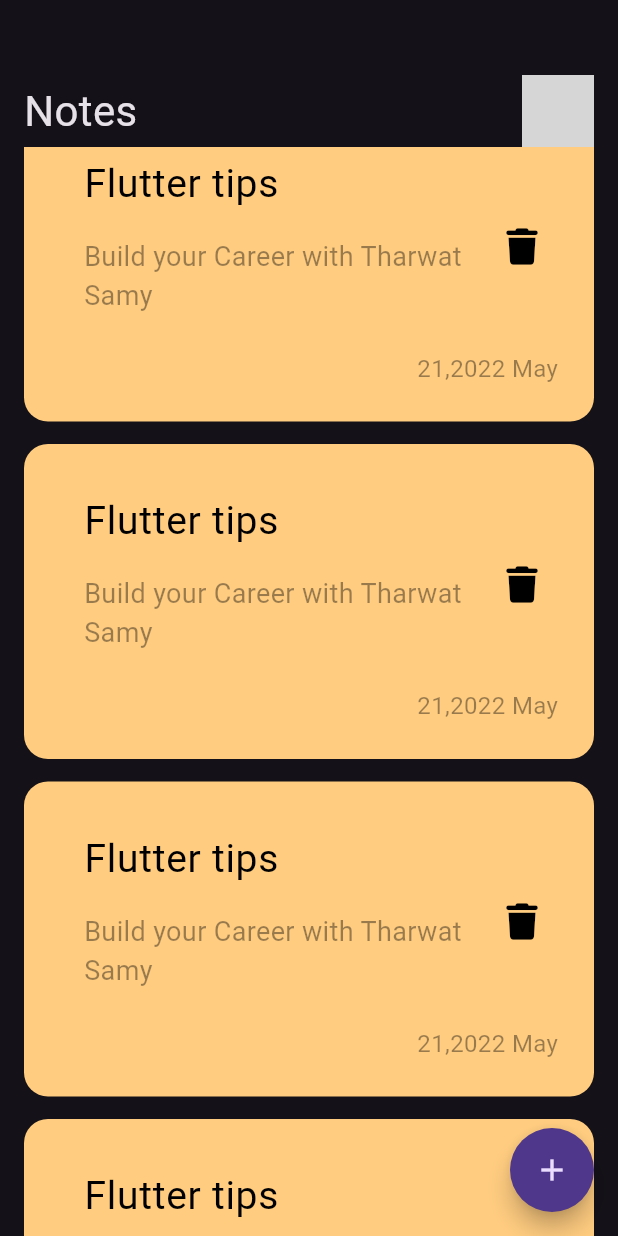
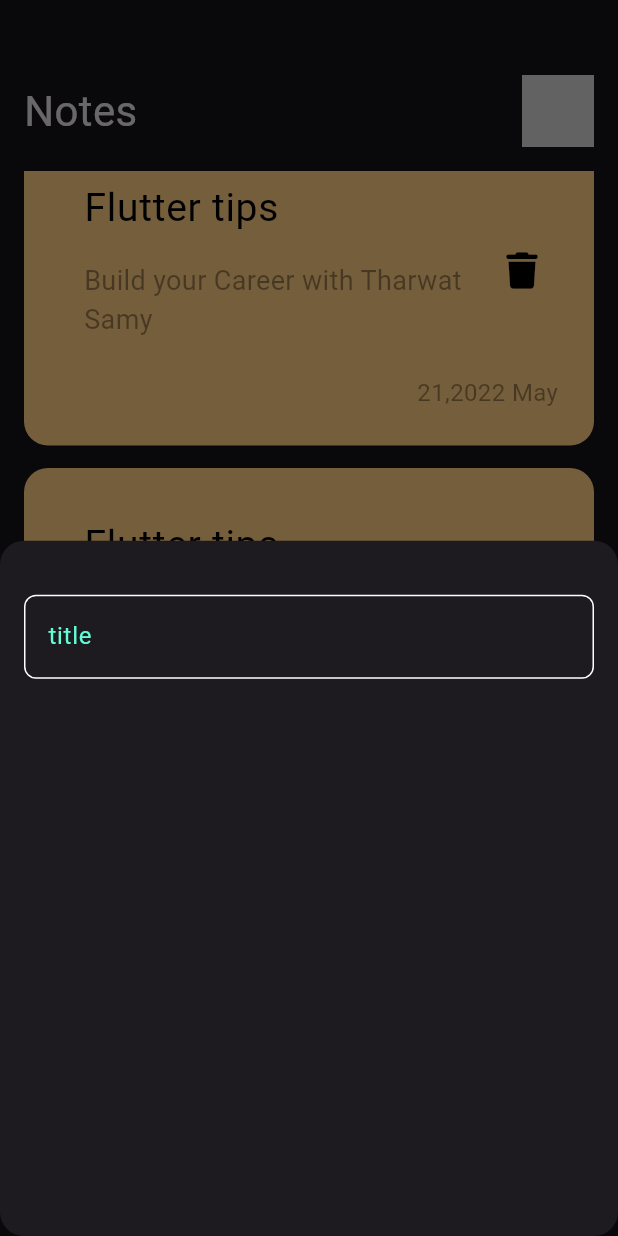
Before and after one commit to Ahmedmansor/notes_app_with_hive, a Flutter app: the screen it shows after launch, scrolled down 1152 dp, after a tap on the "add" icon, on a phone screen of 412 x 824 dp. Run offline on Flutter 3.47's test engine with Material 3 defaults, Android fonts, the light colour scheme and no system bars; our stand-ins replace font_awesome_flutter; Roboto replaces fonts that are missing (Poppins); grey boxes are pictures that could not be loaded.

Commit message:
Add note creation functionality
- Add `ColorsApp` abstract class to store app colors
- Add `AddNoteBottomSheet` widget to display a bottom sheet for creating a new note
- Add `CustomTextField` widget for the title input field in the bottom sheet
- Update `NotesView` to display the `AddNoteBottomSheet` when the FAB is pressed
- Update `NotesListView` to add padding and remove unnecessary `SizedBox` widget in `separatorBuilder`

```diff
--- /dev/null
+++ b/lib/colors.dart
@@ -0,0 +1,5 @@
+import 'package:flutter/material.dart';
+
+abstract class ColorsApp {
+  static const Color kPrimaryColor = Color(0xFF62fcd7);
+}
--- a/lib/views/notes_view.dart
+++ b/lib/views/notes_view.dart
@@ -1,4 +1,5 @@
 import 'package:flutter/material.dart';
+import 'package:notes_app_with_hive/views/widgets/add_note_bottom_sheet.dart';
 import 'package:notes_app_with_hive/views/widgets/notes_view_body.dart';
 
 class NotesView extends StatelessWidget {
@@ -8,9 +9,18 @@ class NotesView extends StatelessWidget {
   Widget build(BuildContext context) {
     return Scaffold(
       floatingActionButton: FloatingActionButton(
-        onPressed: () {},
+        onPressed: () {
+          showModalBottomSheet(
+            shape:
+                RoundedRectangleBorder(borderRadius: BorderRadius.circular(16)),
+            context: context,
+            builder: (context) {
+              return const AddNoteBottomSheet();
+            },
+          );
+        },
+        shape: RoundedRectangleBorder(borderRadius: BorderRadius.circular(50)),
         child: const Icon(Icons.add),
-        shape: RoundedRectangleBorder(borderRadius: BorderRadius.circular(50)),
       ),
       body: const NotesViewBody(),
     );
--- /dev/null
+++ b/lib/views/widgets/add_note_bottom_sheet.dart
@@ -0,0 +1,23 @@
+import 'package:flutter/material.dart';
+import 'package:notes_app_with_hive/colors.dart';
+
+import 'custom_text_field.dart';
+
+class AddNoteBottomSheet extends StatelessWidget {
+  const AddNoteBottomSheet({super.key});
+
+  @override
+  Widget build(BuildContext context) {
+    return const Padding(
+      padding: EdgeInsets.symmetric(horizontal: 16),
+      child: Column(
+        children: [
+          SizedBox(
+            height: 36,
+          ),
+          CustomTextField(),
+        ],
+      ),
+    );
+  }
+}
--- /dev/null
+++ b/lib/views/widgets/custom_text_field.dart
@@ -0,0 +1,27 @@
+import 'package:flutter/material.dart';
+import 'package:notes_app_with_hive/colors.dart';
+
+class CustomTextField extends StatelessWidget {
+  const CustomTextField({super.key});
+
+  @override
+  Widget build(BuildContext context) {
+    return TextField(
+      decoration: InputDecoration(
+        hintText: 'title',
+        hintStyle: const TextStyle(color: ColorsApp.kPrimaryColor),
+        border: buildBorder(),
+        enabledBorder: buildBorder(),
+        focusedBorder: buildBorder(color: ColorsApp.kPrimaryColor),
+      ),
+      cursorColor: ColorsApp.kPrimaryColor,
+    );
+  }
+
+  OutlineInputBorder buildBorder({color}) {
+    return OutlineInputBorder(
+      borderRadius: BorderRadius.circular(8),
+      borderSide: BorderSide(color: color ?? Colors.white),
+    );
+  }
+}
--- a/lib/views/widgets/notes_list_view.dart
+++ b/lib/views/widgets/notes_list_view.dart
@@ -6,7 +6,10 @@ class NotesListView extends StatelessWidget {
 
   @override
   Widget build(BuildContext context) {
-    return ListView.separated(
+    return Padding(
+      padding: const EdgeInsets.symmetric(vertical: 16),
+      child: ListView.separated(
+        padding: EdgeInsets.zero,
         separatorBuilder: (context, index) {
           return const SizedBox(
             height: 15,
@@ -16,6 +19,7 @@ class NotesListView extends StatelessWidget {
         itemBuilder: (context, index) {
           return const NoteItem();
         },
+      ),
     );
   }
 }
```
Lines whose indentation alone changed are shown as unchanged.
